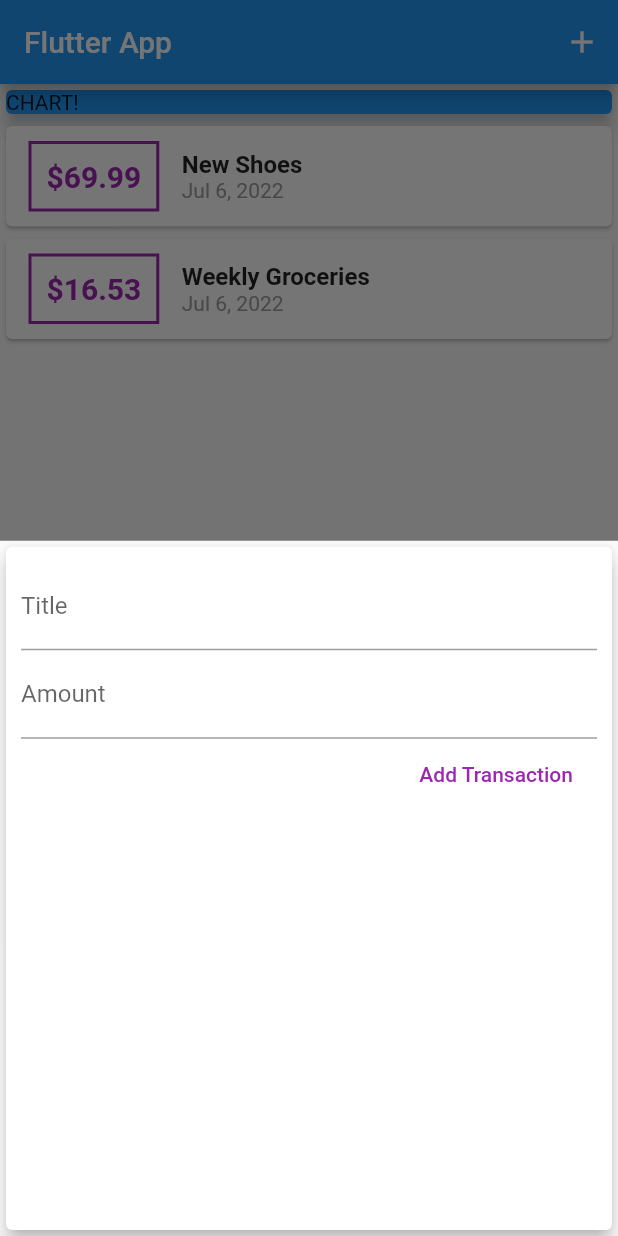
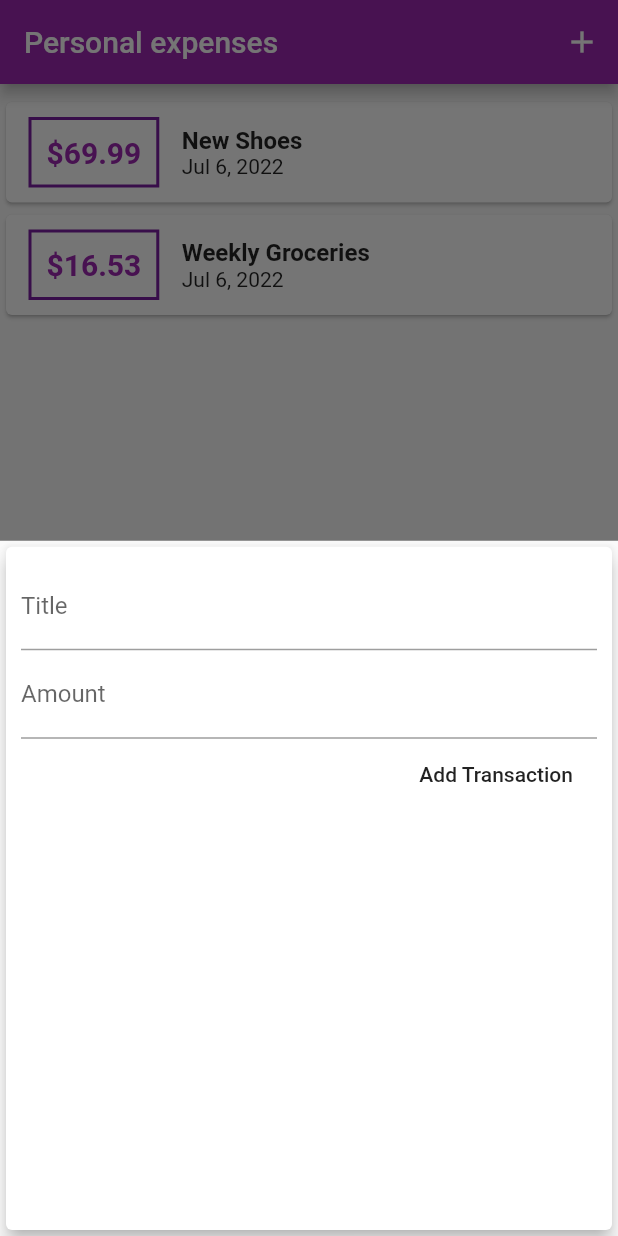
Before and after one commit to matheus-bernat/FlutterTutorial, a Flutter app: the screen it shows after launch, after a tap on the "add" icon, on a phone screen of 412 x 824 dp. Run offline on Flutter 3.47's test engine with Material 2 defaults, Android fonts, the phone set to English and light mode, and no system bars.

Commit message:
96: themes

```diff
--- a/first_app/lib/main.dart
+++ b/first_app/lib/main.dart
@@ -10,7 +10,11 @@ class MyApp extends StatelessWidget {
   @override
   Widget build(BuildContext context) {
     return MaterialApp(
-      title: 'Flutter App',
+      title: 'Personal expenses',
+      theme: ThemeData(
+        primarySwatch: Colors.purple,
+        accentColor: Colors.amber,
+      ),
       home: MyHomePage(),
     );
   }
@@ -69,7 +73,7 @@ class _MyHomePageState extends State<MyHomePage> {
   Widget build(BuildContext context) {
     return Scaffold(
       appBar: AppBar(
-        title: Text('Flutter App'),
+        title: Text('Personal expenses'),
         actions: <Widget>[
           IconButton(
             icon: Icon(Icons.add),
@@ -85,8 +89,8 @@ class _MyHomePageState extends State<MyHomePage> {
             Container(
               width: double.infinity,
               child: Card(
-                color: Colors.blue,
-                child: Text('CHART!'),
+                // color: Colors.blue,
+                // child: Text('CHART!'),
                 elevation: 5,
               ),
             ),
--- a/first_app/lib/widgets/new_transaction.dart
+++ b/first_app/lib/widgets/new_transaction.dart
@@ -57,7 +57,7 @@ class _NewTransactionState extends State<NewTransaction> {
             ),
             FlatButton(
               child: Text('Add Transaction'),
-              textColor: Colors.purple,
+              // textColor: Colors.purple,
               onPressed: submitData,
             ),
           ],
--- a/first_app/lib/widgets/transaction_list.dart
+++ b/first_app/lib/widgets/transaction_list.dart
@@ -24,7 +24,7 @@ class TransactionList extends StatelessWidget {
                   ),
                   decoration: BoxDecoration(
                     border: Border.all(
-                      color: Colors.purple,
+                      color: Theme.of(context).primaryColorDark,
                       width: 2,
                     ),
                   ),
@@ -34,7 +34,7 @@ class TransactionList extends StatelessWidget {
                     style: TextStyle(
                       fontWeight: FontWeight.bold,
                       fontSize: 20,
-                      color: Colors.purple,
+                      color: Theme.of(context).primaryColor,
                     ),
                   ),
                 ),
@@ -51,7 +51,7 @@ class TransactionList extends StatelessWidget {
                     Text(
                       DateFormat.yMMMd().format(transactions[index].date),
                       style: TextStyle(
-                        color: Colors.grey,
+                        // color: Colors.grey,
                       ),
                     ),
                   ],
```
